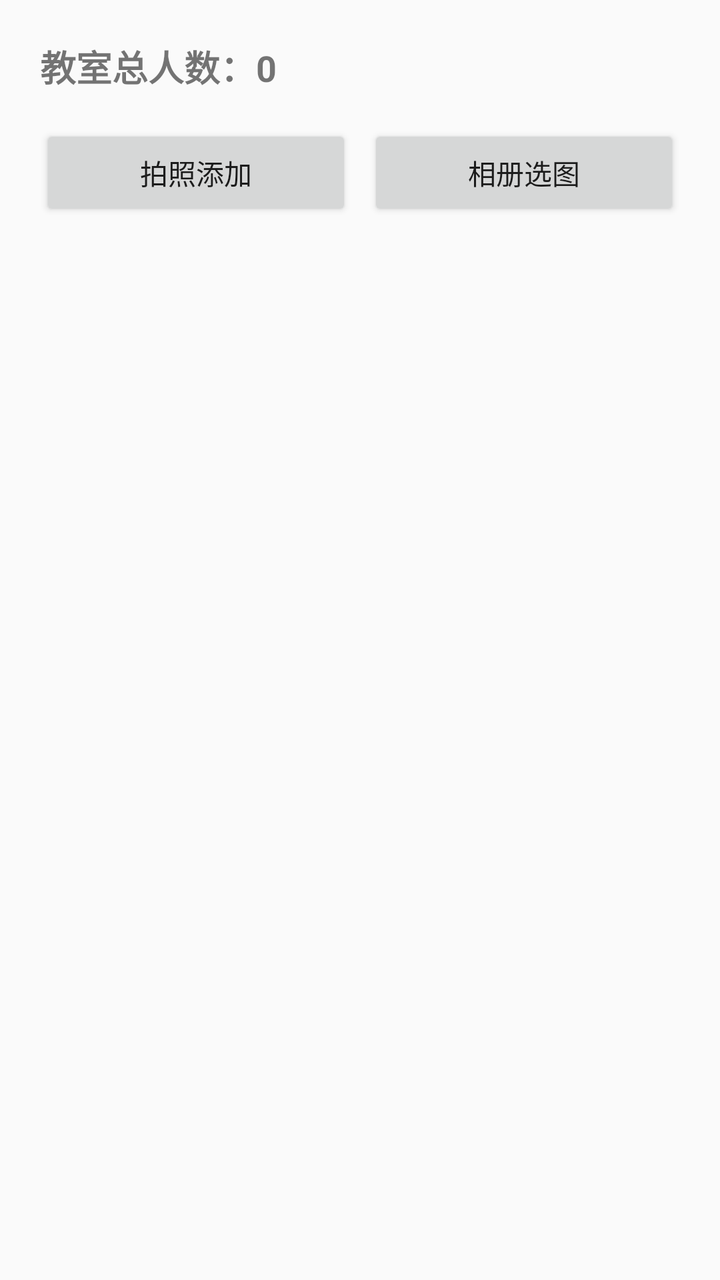
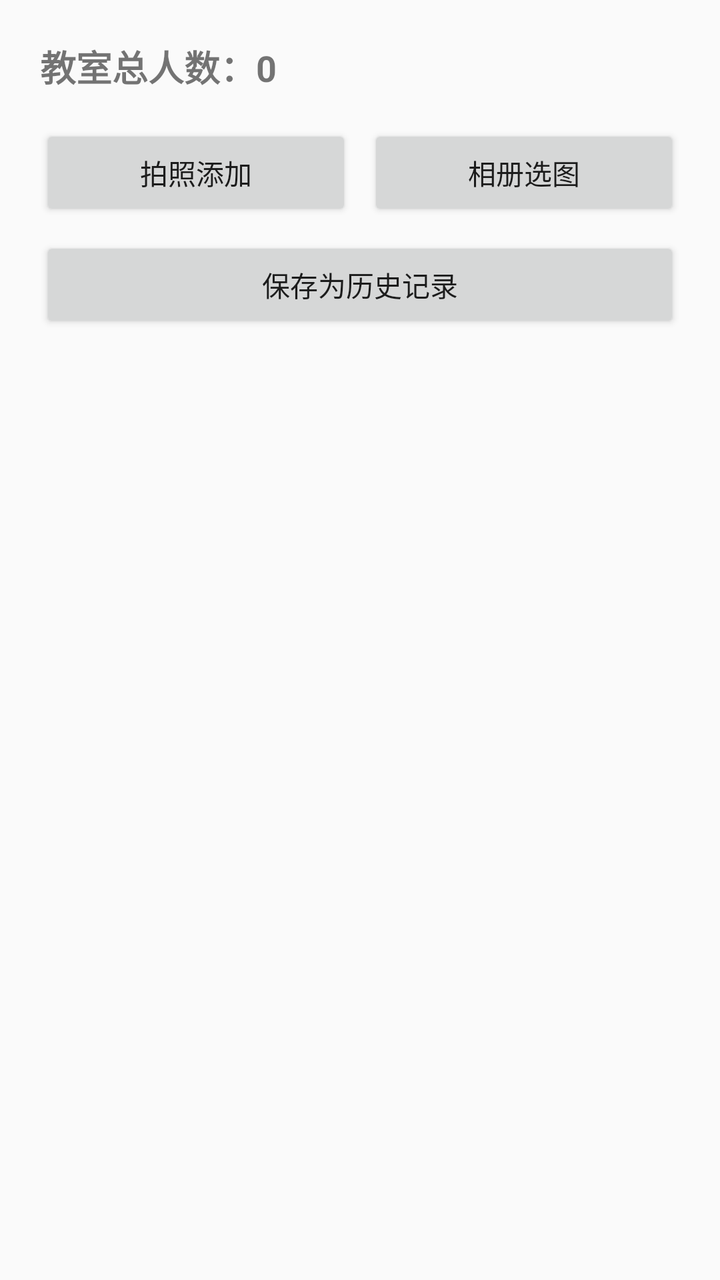

Before-and-after screenshots of an Android layout around one commit, followed by the original layout XML and the change that was made.
<!-- AndroidManifest.xml: application theme Theme.YoloPeople -->
<!-- res/layout/activity_stats.xml -->
<?xml version="1.0" encoding="utf-8"?>
<LinearLayout xmlns:android="http://schemas.android.com/apk/res/android"
    android:layout_width="match_parent"
    android:layout_height="match_parent"
    android:orientation="vertical"
    android:padding="12dp">

    <TextView
        android:id="@+id/tv_total_count"
        android:layout_width="match_parent"
        android:layout_height="wrap_content"
        android:text="教室总人数：0"
        android:textSize="18sp"
        android:textStyle="bold"
        android:padding="8dp" />

    <LinearLayout
        android:layout_width="match_parent"
        android:layout_height="wrap_content"
        android:orientation="horizontal"
        android:gravity="center_horizontal"
        android:padding="8dp">

        <Button
            android:id="@+id/btn_camera"
            android:layout_width="0dp"
            android:layout_height="wrap_content"
            android:layout_marginEnd="8dp"
            android:layout_weight="1"
            android:text="拍照添加" />

        <Button
            android:id="@+id/btn_gallery"
            android:layout_width="0dp"
            android:layout_height="wrap_content"
            android:layout_weight="1"
            android:text="相册选图" />
    </LinearLayout>

    <androidx.recyclerview.widget.RecyclerView
        android:id="@+id/rv_photos"
        android:layout_width="match_parent"
        android:layout_height="0dp"
        android:layout_weight="1"/>

</LinearLayout>
<!-- resources referenced by this layout -->
<resources>
  <style name="Theme.YoloPeople" parent="Theme.AppCompat.Light.NoActionBar" />
</resources>

<!-- the commit's change to res/layout/activity_stats.xml (unified diff, before → after) -->
@@ -37,6 +37,14 @@
             android:text="相册选图" />
     </LinearLayout>
 
+    <Button
+        android:id="@+id/btn_save_history"
+        android:layout_width="match_parent"
+        android:layout_height="wrap_content"
+        android:layout_marginHorizontal="8dp"
+        android:layout_marginBottom="8dp"
+        android:text="保存为历史记录" />
+
     <androidx.recyclerview.widget.RecyclerView
         android:id="@+id/rv_photos"
         android:layout_width="match_parent"
